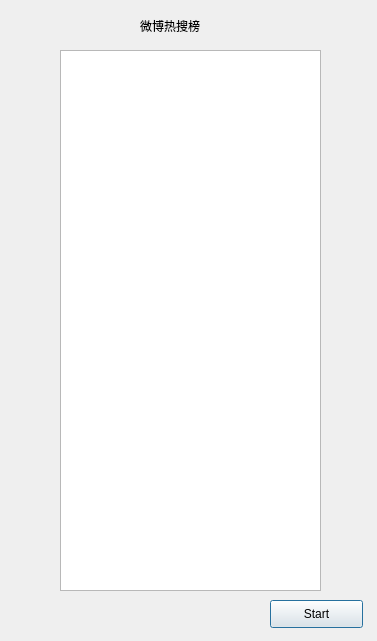
Wedjat98/SomePythonProgram, file Spider/headlineAPP.ui: the form before one commit.
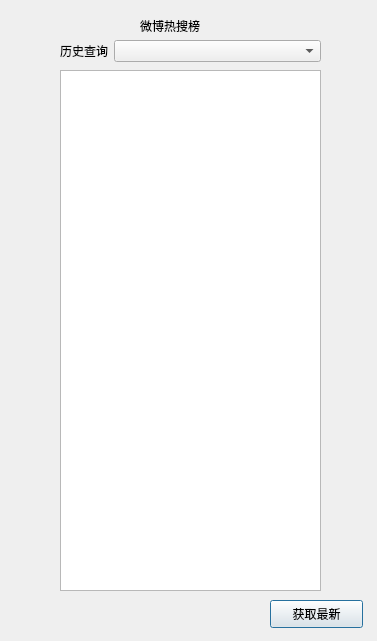
The form after the commit.

The edit to the form file:
```diff
--- a/Spider/headlineAPP.ui
+++ b/Spider/headlineAPP.ui
@@ -23,7 +23,7 @@
     </rect>
    </property>
    <property name="text">
-    <string>Start</string>
+    <string>获取最新</string>
    </property>
   </widget>
   <widget class="QLabel" name="label">
@@ -43,12 +43,34 @@
    <property name="geometry">
     <rect>
      <x>60</x>
-     <y>50</y>
+     <y>70</y>
      <width>261</width>
-     <height>541</height>
+     <height>521</height>
     </rect>
    </property>
   </widget>
+  <widget class="QWidget" name="formLayoutWidget">
+   <property name="geometry">
+    <rect>
+     <x>60</x>
+     <y>40</y>
+     <width>261</width>
+     <height>31</height>
+    </rect>
+   </property>
+   <layout class="QFormLayout" name="formLayout">
+    <item row="0" column="0">
+     <widget class="QLabel" name="label_2">
+      <property name="text">
+       <string>历史查询</string>
+      </property>
+     </widget>
+    </item>
+    <item row="0" column="1">
+     <widget class="QComboBox" name="comboBox"/>
+    </item>
+   </layout>
+  </widget>
  </widget>
  <resources/>
  <connections/>
```
